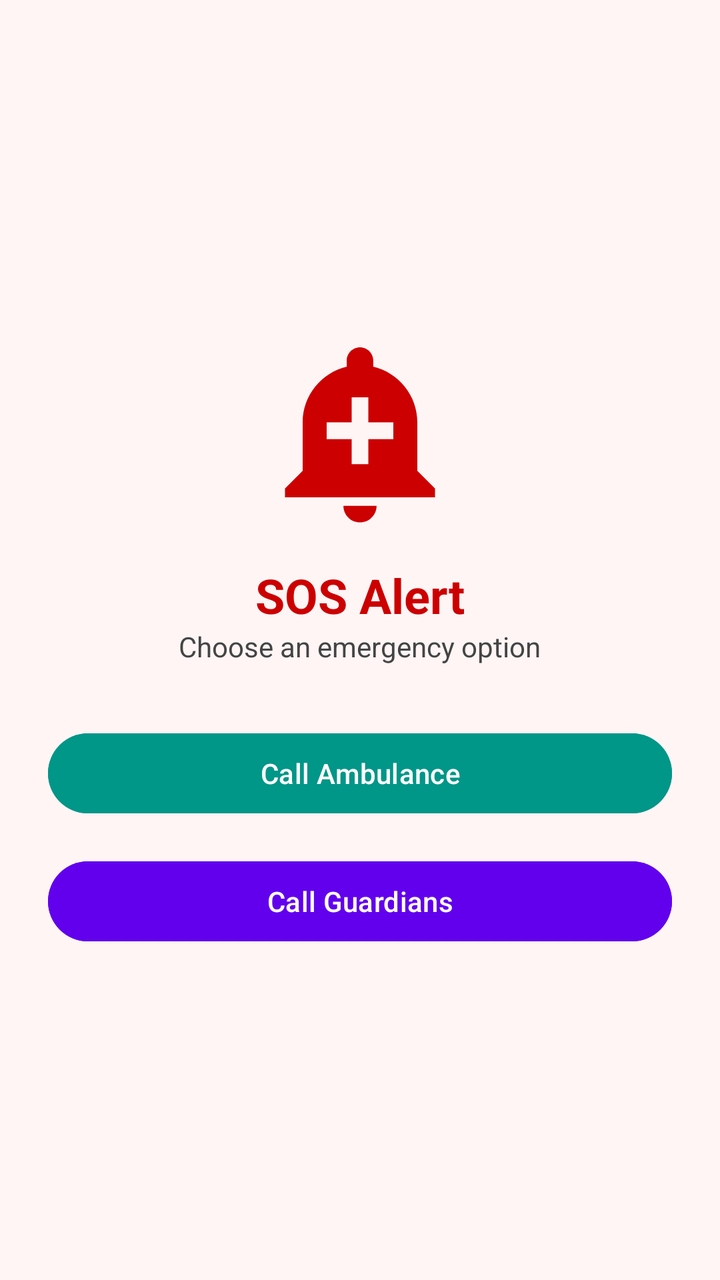
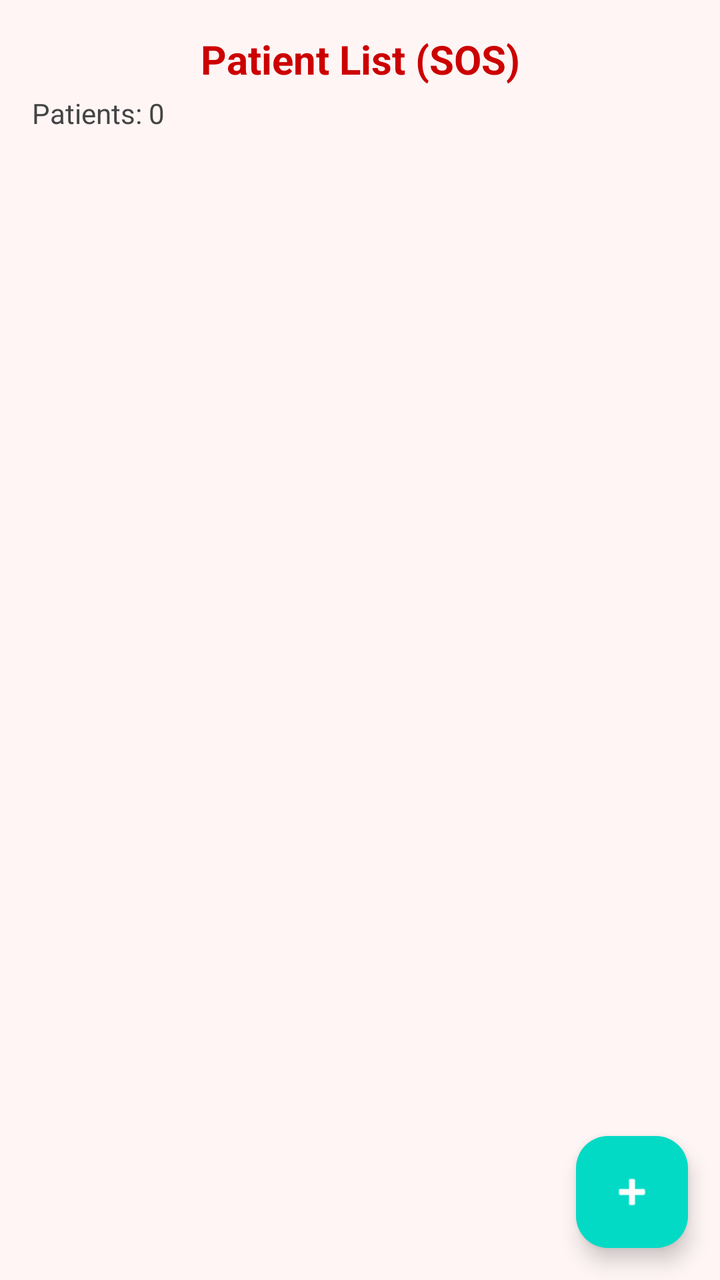

Before-and-after screenshots of an Android layout around one commit, followed by the original layout XML and the change that was made.
<!-- AndroidManifest.xml: application theme Theme.SmartAssistiveSystem -->
<!-- res/layout/fragment_sos.xml -->
<?xml version="1.0" encoding="utf-8"?>
<LinearLayout xmlns:android="http://schemas.android.com/apk/res/android"
    xmlns:app="http://schemas.android.com/apk/res-auto"
    xmlns:tools="http://schemas.android.com/tools"
    android:layout_width="match_parent"
    android:layout_height="match_parent"
    android:orientation="vertical"
    android:gravity="center"
    android:padding="24dp"
    android:background="#FFF5F5"
    tools:context=".ui.home.SosFragment">

    <ImageView
        android:layout_width="100dp"
        android:layout_height="100dp"
        android:src="@drawable/ic_sos_alert"
        app:tint="@android:color/holo_red_dark"
        android:contentDescription="@string/sos_icon" />

    <TextView
        android:layout_width="wrap_content"
        android:layout_height="wrap_content"
        android:text="@string/sos_alert"
        android:textSize="24sp"
        android:textColor="@android:color/holo_red_dark"
        android:textStyle="bold"
        android:layout_marginTop="16dp" />

    <TextView
        android:layout_width="wrap_content"
        android:layout_height="wrap_content"
        android:text="@string/sos_choose_option"
        android:textColor="#444"
        android:layout_marginBottom="30dp" />

    
    <Button
        android:id="@+id/btnCallAmbulance"
        android:layout_width="match_parent"
        android:layout_height="wrap_content"
        android:text="@string/call_ambulance"
        android:backgroundTint="#009688"
        android:textColor="@android:color/white"
        android:layout_marginBottom="16dp" />

    
    <Button
        android:id="@+id/btnCallGuardian"
        android:layout_width="match_parent"
        android:layout_height="wrap_content"
        android:text="@string/call_guardians"
        android:backgroundTint="#6200EE"
        android:textColor="@android:color/white" />

</LinearLayout>
<!-- resources referenced by this layout -->
<resources>
  <!-- drawable ic_sos_alert (drawable) -->
  <vector xmlns:android="http://schemas.android.com/apk/res/android" android:height="24dp" android:tint="#000000" android:viewportHeight="24" android:viewportWidth="24" android:width="24dp">
        
      <path android:fillColor="@android:color/white" android:pathData="M10.01,21.01c0,1.1 0.89,1.99 1.99,1.99s1.99,-0.89 1.99,-1.99h-3.98zM18.88,16.82L18.88,11c0,-3.25 -2.25,-5.97 -5.29,-6.69v-0.72C13.59,2.71 12.88,2 12,2s-1.59,0.71 -1.59,1.59v0.72C7.37,5.03 5.12,7.75 5.12,11v5.82L3,18.94L3,20h18v-1.06l-2.12,-2.12zM16,13.01h-3v3h-2v-3L8,13.01L8,11h3L11,8h2v3h3v2.01z"/>
      
  </vector>
  <string name="call_ambulance">Call Ambulance</string>
  <string name="call_guardians"> Call Guardians</string>
  <string name="sos_alert">SOS Alert</string>
  <string name="sos_choose_option">Choose an emergency option</string>
  <string name="sos_icon">SOS Icon</string>
  <style name="Theme.SmartAssistiveSystem" parent="Theme.Material3.DayNight.NoActionBar">
  
          
          <item name="windowActionBar">false</item>
          <item name="windowNoTitle">true</item>
  
          
          <item name="colorPrimary">@color/purple_500</item>
          <item name="colorPrimaryVariant">@color/purple_700</item>
          <item name="colorOnPrimary">@color/white</item>
  
          
          <item name="colorSecondary">@color/teal_200</item>
          <item name="colorOnSecondary">@color/black</item>
  
          
          <item name="android:statusBarColor">?attr/colorPrimaryVariant</item>
  
          
          <item name="actionMenuTextAppearance">@style/ActionMenuTextStyle</item>
      </style>
  <color name="purple_500">#6200EE</color>
  <color name="purple_700">#3700B3</color>
  <color name="white">#FFFFFF</color>
  <color name="teal_200">#03DAC5</color>
  <color name="black">#000000</color>
  <style name="ActionMenuTextStyle" parent="@android:style/TextAppearance.Widget.IconMenu.Item">
          <item name="android:textSize">14sp</item>
          <item name="android:textColor">#FFFFFF</item>
          <item name="android:textAllCaps">false</item>
      </style>
</resources>

<!-- the commit's change to res/layout/fragment_sos.xml (unified diff, before → after) -->
@@ -1,55 +1,189 @@
 <?xml version="1.0" encoding="utf-8"?>
-<LinearLayout xmlns:android="http://schemas.android.com/apk/res/android"
+<androidx.coordinatorlayout.widget.CoordinatorLayout
+    xmlns:android="http://schemas.android.com/apk/res/android"
     xmlns:app="http://schemas.android.com/apk/res-auto"
     xmlns:tools="http://schemas.android.com/tools"
     android:layout_width="match_parent"
     android:layout_height="match_parent"
-    android:orientation="vertical"
-    android:gravity="center"
-    android:padding="24dp"
     android:background="#FFF5F5"
     tools:context=".ui.home.SosFragment">
 
-    <ImageView
-        android:layout_width="100dp"
-        android:layout_height="100dp"
-        android:src="@drawable/ic_sos_alert"
-        app:tint="@android:color/holo_red_dark"
-        android:contentDescription="@string/sos_icon" />
+    
+    <LinearLayout
+        android:layout_width="match_parent"
+        android:layout_height="match_parent"
+        android:orientation="vertical"
+        android:padding="16dp">
 
-    <TextView
+        
+        <TextView
+            android:id="@+id/tv_patient_header"
+            android:layout_width="match_parent"
+            android:layout_height="wrap_content"
+            android:text="Patient List (SOS)"
+            android:textSize="20sp"
+            android:textStyle="bold"
+            android:textColor="@android:color/holo_red_dark"
+            android:gravity="center_horizontal"
+            android:layout_marginBottom="4dp" />
+
+        <TextView
+            android:id="@+id/tv_patient_count"
+            android:layout_width="match_parent"
+            android:layout_height="wrap_content"
+            android:text="Patients: 0"
+            android:textSize="14sp"
+            android:textColor="#444444"
+            android:layout_marginBottom="4dp" />
+
+        <TextView
+            android:id="@+id/tv_empty_state"
+            android:layout_width="match_parent"
+            android:layout_height="wrap_content"
+            android:text="No patients yet. Tap + to add your first patient."
+            android:textSize="14sp"
+            android:textColor="#888888"
+            android:gravity="center_horizontal"
+            android:layout_marginBottom="8dp"
+            android:visibility="gone" />
+
+        
+        <androidx.recyclerview.widget.RecyclerView
+            android:id="@+id/rv_patients"
+            android:layout_width="match_parent"
+            android:layout_height="0dp"
+            android:layout_weight="1"
+            android:clipToPadding="false"
+            android:paddingBottom="72dp"
+            tools:listitem="@layout/item_patient" />
+
+    </LinearLayout>
+
+    
+    <com.google.android.material.floatingactionbutton.FloatingActionButton
+        android:id="@+id/fab_add_patient"
         android:layout_width="wrap_content"
         android:layout_height="wrap_content"
-        android:text="@string/sos_alert"
-        android:textSize="24sp"
-        android:textColor="@android:color/holo_red_dark"
-        android:textStyle="bold"
-        android:layout_marginTop="16dp" />
+        android:contentDescription="Add patient"
+        app:srcCompat="@android:drawable/ic_input_add"
+        app:tint="@android:color/white"
+        app:backgroundTint="@color/teal_200"
+        android:layout_gravity="bottom|end"
+        android:layout_margin="16dp" />
 
-    <TextView
-        android:layout_width="wrap_content"
-        android:layout_height="wrap_content"
-        android:text="@string/sos_choose_option"
-        android:textColor="#444"
-        android:layout_marginBottom="30dp" />
+</androidx.coordinatorlayout.widget.CoordinatorLayout>
+<!-- res/layout/item_patient.xml (included above) -->
+<?xml version="1.0" encoding="utf-8"?>
+<com.google.android.material.card.MaterialCardView
+    xmlns:android="http://schemas.android.com/apk/res/android"
+    xmlns:app="http://schemas.android.com/apk/res-auto"
+    android:layout_width="match_parent"
+    android:layout_height="wrap_content"
+    android:layout_marginBottom="8dp"
+    app:cardCornerRadius="12dp"
+    app:cardElevation="4dp"
+    app:strokeWidth="1dp"
+    app:strokeColor="#FFE0E0">
 
-    
-    <Button
-        android:id="@+id/btnCallAmbulance"
+    <LinearLayout
         android:layout_width="match_parent"
         android:layout_height="wrap_content"
-        android:text="@string/call_ambulance"
-        android:backgroundTint="#009688"
-        android:textColor="@android:color/white"
-        android:layout_marginBottom="16dp" />
+        android:orientation="vertical"
+        android:padding="12dp">
 
-    
-    <Button
-        android:id="@+id/btnCallGuardian"
-        android:layout_width="match_parent"
-        android:layout_height="wrap_content"
-        android:text="@string/call_guardians"
-        android:backgroundTint="#6200EE"
-        android:textColor="@android:color/white" />
+        
+        <LinearLayout
+            android:layout_width="match_parent"
+            android:layout_height="wrap_content"
+            android:orientation="horizontal"
+            android:gravity="center_vertical">
 
-</LinearLayout>
+            <LinearLayout
+                android:layout_width="0dp"
+                android:layout_height="wrap_content"
+                android:layout_weight="1"
+                android:orientation="vertical">
+
+                <TextView
+                    android:id="@+id/tv_patient_name"
+                    android:layout_width="wrap_content"
+                    android:layout_height="wrap_content"
+                    android:text="Patient Name"
+                    android:textSize="16sp"
+                    android:textStyle="bold"
+                    android:textColor="@android:color/black"/>
+
+                <TextView
+                    android:id="@+id/tv_patient_phone"
+                    android:layout_width="wrap_content"
+                    android:layout_height="wrap_content"
+                    android:text="+1 (000) 000-0000"
+                    android:textSize="14sp"
+                    android:textColor="#555555"/>
+            </LinearLayout>
+
+            <ImageButton
+                android:id="@+id/btn_call_patient"
+                android:layout_width="40dp"
+                android:layout_height="40dp"
+                android:background="?attr/selectableItemBackgroundBorderless"
+                android:contentDescription="Call patient"
+                android:src="@android:drawable/ic_menu_call" />
+
+            <ImageButton
+                android:id="@+id/btn_delete_patient"
+                android:layout_width="40dp"
+                android:layout_height="40dp"
+                android:background="?attr/selectableItemBackgroundBorderless"
+                android:contentDescription="Delete patient"
+                android:src="@android:drawable/ic_menu_delete" />
+        </LinearLayout>
+
+        
+        <LinearLayout
+            android:layout_width="match_parent"
+            android:layout_height="wrap_content"
+            android:orientation="horizontal"
+            android:gravity="center_vertical"
+            android:layout_marginTop="8dp">
+
+            <TextView
+                android:id="@+id/tv_sensor1"
+                android:layout_width="0dp"
+                android:layout_height="wrap_content"
+                android:layout_weight="1"
+                android:text="S1: --"
+                android:textSize="12sp"
+                android:textColor="#666666"/>
+
+            <TextView
+                android:id="@+id/tv_sensor2"
+                android:layout_width="0dp"
+                android:layout_height="wrap_content"
+                android:layout_weight="1"
+                android:text="S2: --"
+                android:textSize="12sp"
+                android:textColor="#666666"/>
+
+            <TextView
+                android:id="@+id/tv_sensor3"
+                android:layout_width="0dp"
+                android:layout_height="wrap_content"
+                android:layout_weight="1"
+                android:text="S3: --"
+                android:textSize="12sp"
+                android:textColor="#666666"/>
+
+            <TextView
+                android:id="@+id/tv_sensor4"
+                android:layout_width="0dp"
+                android:layout_height="wrap_content"
+                android:layout_weight="1"
+                android:text="S4: --"
+                android:textSize="12sp"
+                android:textColor="#666666"/>
+        </LinearLayout>
+
+    </LinearLayout>
+
+</com.google.android.material.card.MaterialCardView>
<!-- resource entries referenced after the edit -->
@@ -1,16 +1,5 @@
 <!-- resources referenced by this layout -->
 <resources>
-  <!-- drawable ic_sos_alert (drawable) -->
-  <vector xmlns:android="http://schemas.android.com/apk/res/android" android:height="24dp" android:tint="#000000" android:viewportHeight="24" android:viewportWidth="24" android:width="24dp">
-        
-      <path android:fillColor="@android:color/white" android:pathData="M10.01,21.01c0,1.1 0.89,1.99 1.99,1.99s1.99,-0.89 1.99,-1.99h-3.98zM18.88,16.82L18.88,11c0,-3.25 -2.25,-5.97 -5.29,-6.69v-0.72C13.59,2.71 12.88,2 12,2s-1.59,0.71 -1.59,1.59v0.72C7.37,5.03 5.12,7.75 5.12,11v5.82L3,18.94L3,20h18v-1.06l-2.12,-2.12zM16,13.01h-3v3h-2v-3L8,13.01L8,11h3L11,8h2v3h3v2.01z"/>
-      
-  </vector>
-  <string name="call_ambulance">Call Ambulance</string>
-  <string name="call_guardians"> Call Guardians</string>
-  <string name="sos_alert">SOS Alert</string>
-  <string name="sos_choose_option">Choose an emergency option</string>
-  <string name="sos_icon">SOS Icon</string>
   <style name="Theme.SmartAssistiveSystem" parent="Theme.Material3.DayNight.NoActionBar">
   
           
